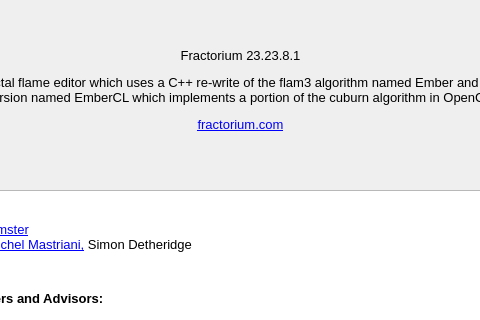
First picture: the form in Source/Fractorium/AboutDialog.ui, repository typpos/fractorium, before the edit; both pictures show x 106 to 586 and y 0 to 320 of the 692 by 729 pixel window.
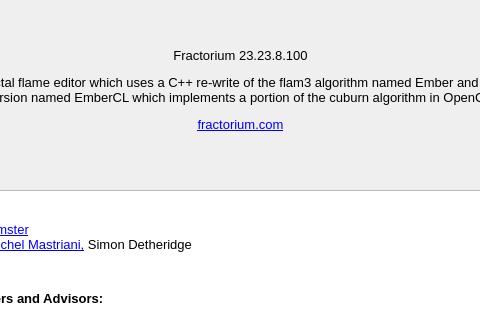
Second picture: the form after the edit.

```diff
--- a/Source/Fractorium/AboutDialog.ui
+++ b/Source/Fractorium/AboutDialog.ui
@@ -61,7 +61,7 @@
     <enum>QFrame::NoFrame</enum>
    </property>
    <property name="text">
-    <string>&lt;html&gt;&lt;head/&gt;&lt;body&gt;&lt;p align=&quot;center&quot;&gt;&lt;span style=&quot; font-size:10pt;&quot;&gt;Fractorium 23.23.8.1&lt;/span&gt;&lt;/p&gt;&lt;p align=&quot;center&quot;&gt;&lt;span style=&quot; font-size:10pt;&quot;&gt;A Qt-based fractal flame editor which uses a C++ re-write of the flam3 algorithm named Ember and a GPU capable version named EmberCL which implements a portion of the cuburn algorithm in OpenCL.&lt;/span&gt;&lt;/p&gt;&lt;p align=&quot;center&quot;&gt;&lt;a href=&quot;http://fractorium.com&quot;&gt;&lt;span style=&quot; font-size:10pt; text-decoration: underline; color:#0000ff;&quot;&gt;fractorium.com&lt;/span&gt;&lt;/a&gt;&lt;/p&gt;&lt;/body&gt;&lt;/html&gt;</string>
+    <string>&lt;html&gt;&lt;head/&gt;&lt;body&gt;&lt;p align=&quot;center&quot;&gt;&lt;span style=&quot; font-size:10pt;&quot;&gt;Fractorium 23.23.8.100&lt;/span&gt;&lt;/p&gt;&lt;p align=&quot;center&quot;&gt;&lt;span style=&quot; font-size:10pt;&quot;&gt;A Qt-based fractal flame editor which uses a C++ re-write of the flam3 algorithm named Ember and a GPU capable version named EmberCL which implements a portion of the cuburn algorithm in OpenCL.&lt;/span&gt;&lt;/p&gt;&lt;p align=&quot;center&quot;&gt;&lt;a href=&quot;http://fractorium.com&quot;&gt;&lt;span style=&quot; font-size:10pt; text-decoration: underline; color:#0000ff;&quot;&gt;fractorium.com&lt;/span&gt;&lt;/a&gt;&lt;/p&gt;&lt;/body&gt;&lt;/html&gt;</string>
    </property>
    <property name="textFormat">
     <enum>Qt::RichText</enum>
```
